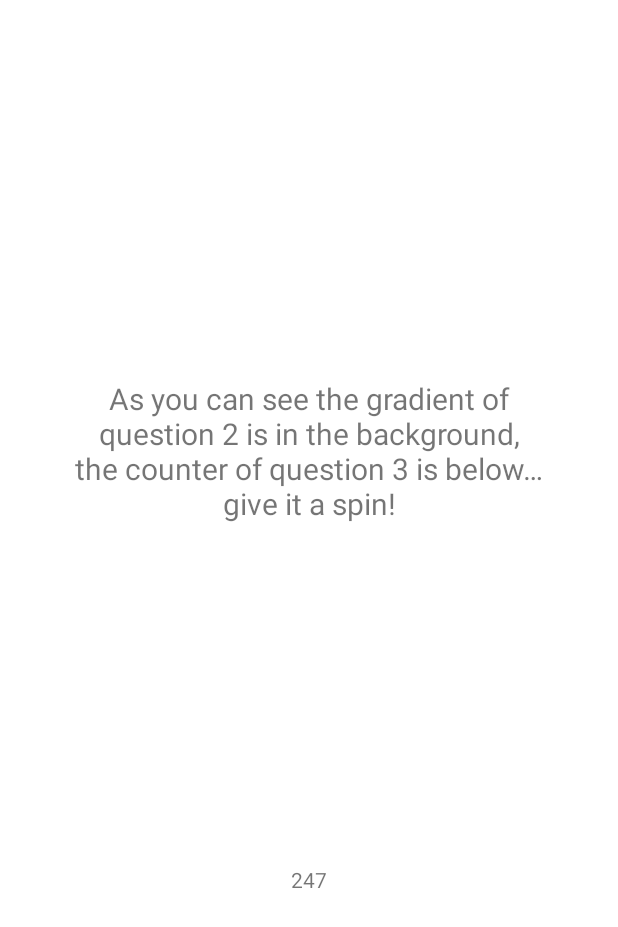
After one commit to michielibiza/interview, an Android app: the layout page2.xml on its own in the app's theme, with its tools: preview values and no code run, on a phone screen of 412 x 824 dp. The commit adds this screen. Shown: the top 927 px of the screen. Run offline under Robolectric (Android 15) with nearby library versions, the phone set to English and light mode, and no system bars.

Commit message:
added view pager

```diff
--- a/app/build.gradle
+++ b/app/build.gradle
@@ -1,6 +1,7 @@
 plugins {
     id 'com.android.application'
     id 'kotlin-android'
+    id 'kotlin-android-extensions'
 }
 
 android {
@@ -38,7 +39,10 @@ dependencies {
     implementation 'androidx.appcompat:appcompat:1.2.0'
     implementation 'com.google.android.material:material:1.2.1'
     implementation 'androidx.constraintlayout:constraintlayout:2.0.3'
+    implementation 'com.romandanylyk:pageindicatorview:1.0.3'
+
     testImplementation 'junit:junit:4.13.1'
+
     androidTestImplementation 'androidx.test.ext:junit:1.1.2'
     androidTestImplementation 'androidx.test.espresso:espresso-core:3.3.0'
 }
--- /dev/null
+++ b/app/src/main/res/layout/page1.xml
@@ -0,0 +1,6 @@
+<?xml version="1.0" encoding="utf-8"?>
+<TextView
+    xmlns:android="http://schemas.android.com/apk/res/android"
+    style="@style/BigText"
+    android:text="@string/intro"
+    />
--- /dev/null
+++ b/app/src/main/res/layout/page2.xml
@@ -0,0 +1,33 @@
+<?xml version="1.0" encoding="utf-8"?>
+<androidx.constraintlayout.widget.ConstraintLayout xmlns:android="http://schemas.android.com/apk/res/android"
+    xmlns:app="http://schemas.android.com/apk/res-auto"
+    xmlns:tools="http://schemas.android.com/tools"
+    android:layout_width="match_parent"
+    android:layout_height="match_parent"
+    android:padding="24dp">
+
+    <TextView
+        android:id="@+id/text"
+        android:layout_width="wrap_content"
+        android:layout_height="wrap_content"
+        android:text="@string/explanation"
+        style="@style/BigText"
+        app:layout_constraintBottom_toTopOf="@+id/counter"
+        app:layout_constraintEnd_toEndOf="parent"
+        app:layout_constraintHorizontal_bias="0.5"
+        app:layout_constraintStart_toStartOf="parent"
+        app:layout_constraintTop_toTopOf="parent" />
+
+    <TextView
+        android:id="@+id/counter"
+        android:layout_width="wrap_content"
+        android:layout_height="wrap_content"
+        android:text="247"
+        app:layout_constraintBottom_toBottomOf="parent"
+        app:layout_constraintEnd_toEndOf="parent"
+        app:layout_constraintHorizontal_bias="0.5"
+        app:layout_constraintStart_toStartOf="parent"
+        app:layout_constraintTop_toBottomOf="@+id/text"
+        tools:ignore="HardcodedText" />
+
+</androidx.constraintlayout.widget.ConstraintLayout>
--- /dev/null
+++ b/app/src/main/res/layout/page3.xml
@@ -0,0 +1,6 @@
+<?xml version="1.0" encoding="utf-8"?>
+<TextView
+    xmlns:android="http://schemas.android.com/apk/res/android"
+    style="@style/BigText"
+    android:text="@string/theEnd"
+    />
--- a/app/src/main/res/values-night/themes.xml
+++ b/app/src/main/res/values-night/themes.xml
@@ -1,6 +1,6 @@
 <resources xmlns:tools="http://schemas.android.com/tools">
     <!-- Base application theme. -->
-    <style name="Theme.ZenlyInterview" parent="Theme.MaterialComponents.DayNight.DarkActionBar">
+    <style name="Theme.ZenlyInterview" parent="Theme.MaterialComponents.DayNight.NoActionBar">
         <!-- Primary brand color. -->
         <item name="colorPrimary">@color/purple_200</item>
         <item name="colorPrimaryVariant">@color/purple_700</item>
--- a/app/src/main/res/values/strings.xml
+++ b/app/src/main/res/values/strings.xml
@@ -1,3 +1,6 @@
 <resources>
     <string name="app_name">Zenly Interview</string>
+    <string name="intro">Hi!\nThanks for reviewing my little app! Please scroll to see what I did</string>
+    <string name="explanation">As you can see the gradient of question 2 is in the background, the counter of question 3 is below… give it a spin!</string>
+    <string name="theEnd">That\'s all folks!!</string>
 </resources>
--- /dev/null
+++ b/app/src/main/res/values/styles.xml
@@ -0,0 +1,12 @@
+<?xml version="1.0" encoding="utf-8"?>
+<resources>
+
+    <style name="BigText">
+        <item name="android:textSize">20sp</item>
+        <item name="android:gravity">center</item>
+        <item name="android:textAlignment">center</item>
+        <item name="android:layout_width">match_parent</item>
+        <item name="android:layout_height">match_parent</item>
+        <item name="android:padding">24dp</item>
+    </style>
+</resources>
--- a/app/src/main/res/values/themes.xml
+++ b/app/src/main/res/values/themes.xml
@@ -1,6 +1,6 @@
 <resources xmlns:tools="http://schemas.android.com/tools">
     <!-- Base application theme. -->
-    <style name="Theme.ZenlyInterview" parent="Theme.MaterialComponents.DayNight.DarkActionBar">
+    <style name="Theme.ZenlyInterview" parent="Theme.MaterialComponents.DayNight.NoActionBar">
         <!-- Primary brand color. -->
         <item name="colorPrimary">@color/purple_500</item>
         <item name="colorPrimaryVariant">@color/purple_700</item>
```
Also changed, not shown: app/src/main/java/nl/michiel/zenlyinterview/MainActivity.kt (+22 -1 lines), app/src/main/java/nl/michiel/zenlyinterview/SimpleFragment.kt (added, +19 -0 lines), app/src/main/res/layout/activity_main.xml (+18 -9 lines), gradle/wrapper/gradle-wrapper.properties.
